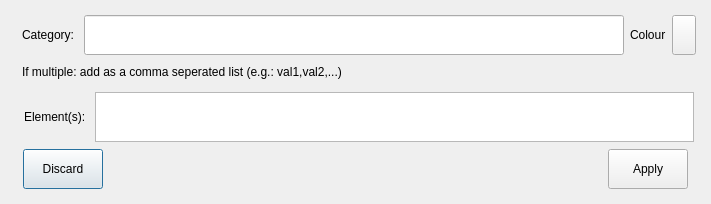
Before: the Qt Designer form new_category.ui in Esk-Spatial/QGIS_forest_health_sketch_tool, drawn with Qt 5.
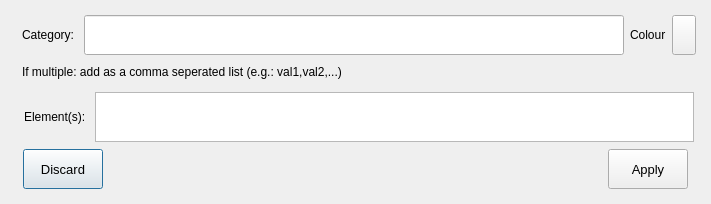
After: the same form once the commit is applied. Icons and pictures are not drawn. Custom widgets are drawn as their Qt base class.

Commit message: changed dialog buttons to be same. fixed an issue of deleteing feature when using existing flow

Diff of the .ui file:
```diff
--- a/new_category.ui
+++ b/new_category.ui
@@ -349,6 +349,11 @@
              <height>40</height>
             </size>
            </property>
+           <property name="font">
+            <font>
+             <pointsize>10</pointsize>
+            </font>
+           </property>
            <property name="text">
             <string>Discard</string>
            </property>
@@ -381,6 +386,11 @@
              <height>40</height>
             </size>
            </property>
+           <property name="font">
+            <font>
+             <pointsize>10</pointsize>
+            </font>
+           </property>
            <property name="text">
             <string>Apply</string>
            </property>
```
The commit also changes 5 other files.
